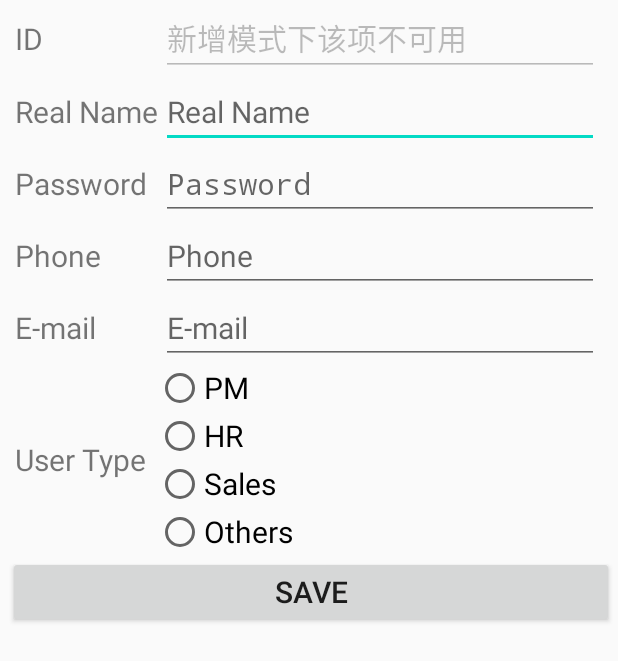
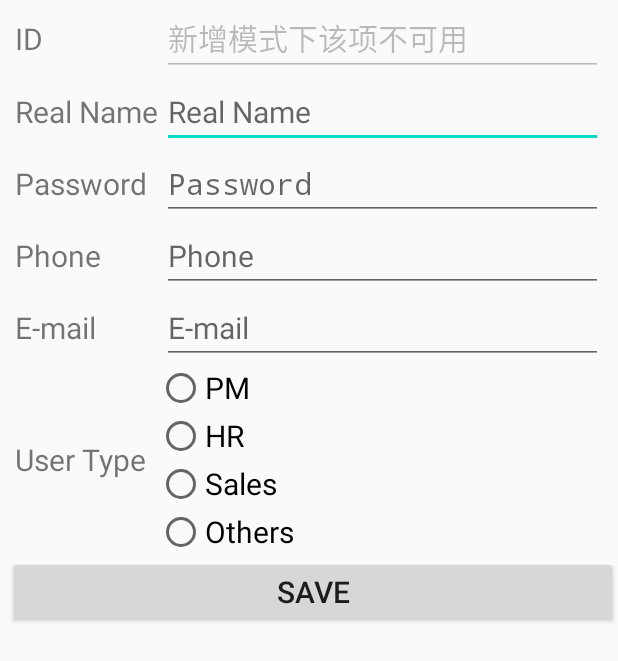
Before and after one commit to AkatsukiRika/mikan-attendance-android, an Android app: the InfoForm screen opened directly, with no data from a screen before it, on a phone screen of 412 x 824 dp. Shown: the top 661 px of the screen. Run offline under Robolectric (Android 15) with nearby library versions, the phone set to English and light mode, and no system bars; libraries missing offline, so code that uses them is left out: org.xutils.common, org.xutils.http, org.xutils.x.

Commit message:
修复部分布局问题

```diff
--- a/app/src/main/java/com/example/mikanattendance/base/BaseConfigurations.java
+++ b/app/src/main/java/com/example/mikanattendance/base/BaseConfigurations.java
@@ -1,6 +1,6 @@
 package com.example.mikanattendance.base;
 
 public class BaseConfigurations {
-//    public static String baseUrl = "http://111.230.131.247:8212/";
-    public static String baseUrl = "http://192.168.0.100:8080/";
+    public static String baseUrl = "http://111.230.131.247:8212/";
+//    public static String baseUrl = "http://192.168.0.100:8080/";
 }
--- a/app/src/main/res/layout/info_form.xml
+++ b/app/src/main/res/layout/info_form.xml
@@ -6,8 +6,8 @@
     xmlns:app="http://schemas.android.com/apk/res-auto">
 
     <LinearLayout
-        android:layout_width="409dp"
-        android:layout_height="729dp"
+        android:layout_width="match_parent"
+        android:layout_height="match_parent"
         android:orientation="vertical"
         tools:layout_editor_absoluteX="1dp"
         tools:layout_editor_absoluteY="1dp"
```
